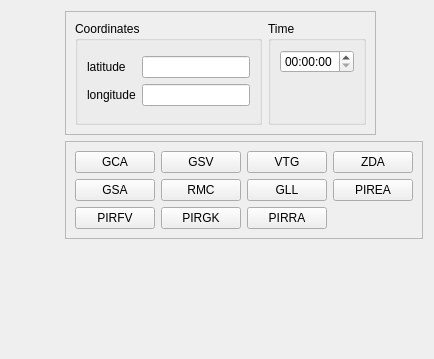
Above: Qt/my_programm/Organizations/Organization_00/Navi_transmitter/src/mainbox/ui/mainbox.ui from RinatB2017/mega_GIT before the change. Below: the same form after it.
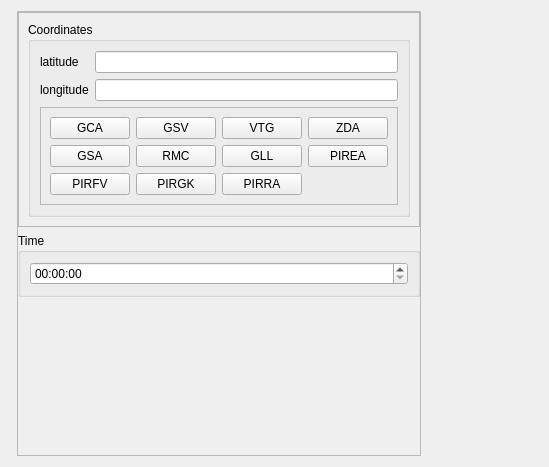
That is the form after the change. Custom widgets are drawn as their Qt base class.

Patch:
```diff
--- a/Qt/my_programm/Organizations/Organization_00/Navi_transmitter/src/mainbox/ui/mainbox.ui
+++ b/Qt/my_programm/Organizations/Organization_00/Navi_transmitter/src/mainbox/ui/mainbox.ui
@@ -6,8 +6,8 @@
    <rect>
     <x>0</x>
     <y>0</y>
-    <width>434</width>
-    <height>359</height>
+    <width>549</width>
+    <height>467</height>
    </rect>
   </property>
   <property name="windowTitle">
@@ -15,47 +15,37 @@
   </property>
   <layout class="QHBoxLayout" name="horizontalLayout">
    <item>
-    <layout class="QVBoxLayout" name="verticalLayout">
+    <widget class="SerialBox5" name="serialWidget" native="true"/>
+   </item>
+   <item>
+    <widget class="QFrame" name="frame_3">
+     <property name="sizePolicy">
+      <sizepolicy hsizetype="Fixed" vsizetype="Preferred">
+       <horstretch>0</horstretch>
+       <verstretch>0</verstretch>
+      </sizepolicy>
+     </property>
+     <property name="frameShape">
+      <enum>QFrame::StyledPanel</enum>
+     </property>
+     <property name="frameShadow">
+      <enum>QFrame::Raised</enum>
+     </property>
+     <layout class="QVBoxLayout" name="verticalLayout_6">
      <property name="leftMargin">
-      <number>8</number>
+       <number>0</number>
      </property>
      <property name="topMargin">
-      <number>8</number>
+       <number>0</number>
      </property>
      <property name="rightMargin">
-      <number>8</number>
+       <number>0</number>
      </property>
      <property name="bottomMargin">
-      <number>8</number>
-     </property>
-     <item>
-      <widget class="SerialBox5" name="serialWidget" native="true"/>
-     </item>
-     <item>
-      <spacer name="verticalSpacer_2">
-       <property name="orientation">
-        <enum>Qt::Vertical</enum>
-       </property>
-       <property name="sizeHint" stdset="0">
-        <size>
-         <width>20</width>
-         <height>40</height>
-        </size>
-       </property>
-      </spacer>
-     </item>
-    </layout>
-   </item>
-   <item>
-    <layout class="QVBoxLayout" name="verticalLayout_2">
+       <number>0</number>
+      </property>
      <item>
       <widget class="QFrame" name="frame">
-       <property name="sizePolicy">
-        <sizepolicy hsizetype="Fixed" vsizetype="Fixed">
-         <horstretch>0</horstretch>
-         <verstretch>0</verstretch>
-        </sizepolicy>
-       </property>
        <property name="frameShape">
         <enum>QFrame::StyledPanel</enum>
        </property>
@@ -93,37 +83,6 @@
              </item>
             </layout>
            </item>
-          </layout>
-         </widget>
-        </item>
-        <item>
-         <widget class="QGroupBox" name="groupBox_2">
-          <property name="title">
-           <string>Time</string>
-          </property>
-          <layout class="QVBoxLayout" name="verticalLayout_4">
-           <item>
-            <widget class="QTimeEdit" name="timeEdit"/>
-           </item>
-           <item>
-            <spacer name="verticalSpacer">
-             <property name="orientation">
-              <enum>Qt::Vertical</enum>
-             </property>
-             <property name="sizeHint" stdset="0">
-              <size>
-               <width>20</width>
-               <height>40</height>
-              </size>
-             </property>
-            </spacer>
-           </item>
-          </layout>
-         </widget>
-        </item>
-       </layout>
-      </widget>
-     </item>
      <item>
       <widget class="QFrame" name="frame_2">
        <property name="sizePolicy">
@@ -223,6 +182,24 @@
        </layout>
       </widget>
      </item>
+           </layout>
+          </widget>
+         </item>
+        </layout>
+       </widget>
+      </item>
+      <item>
+       <widget class="QGroupBox" name="groupBox_2">
+        <property name="title">
+         <string>Time</string>
+        </property>
+        <layout class="QVBoxLayout" name="verticalLayout_4">
+         <item>
+          <widget class="QTimeEdit" name="timeEdit"/>
+         </item>
+        </layout>
+       </widget>
+      </item>
      <item>
       <spacer name="verticalSpacer_3">
        <property name="orientation">
@@ -237,6 +214,20 @@
       </spacer>
      </item>
     </layout>
+    </widget>
+   </item>
+   <item>
+    <spacer name="horizontalSpacer">
+     <property name="orientation">
+      <enum>Qt::Horizontal</enum>
+     </property>
+     <property name="sizeHint" stdset="0">
+      <size>
+       <width>40</width>
+       <height>20</height>
+      </size>
+     </property>
+    </spacer>
    </item>
   </layout>
  </widget>
```
Lines whose indentation alone changed are shown as unchanged.
